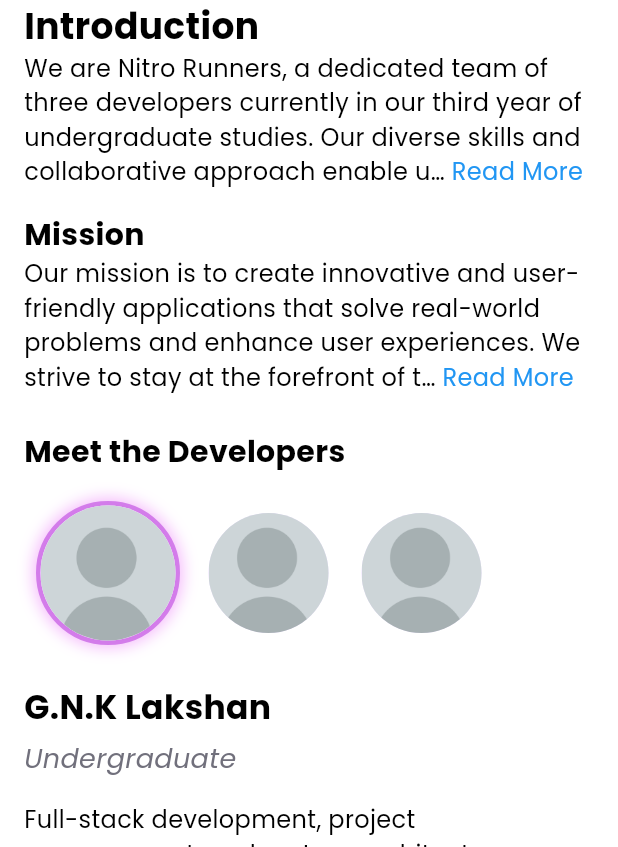
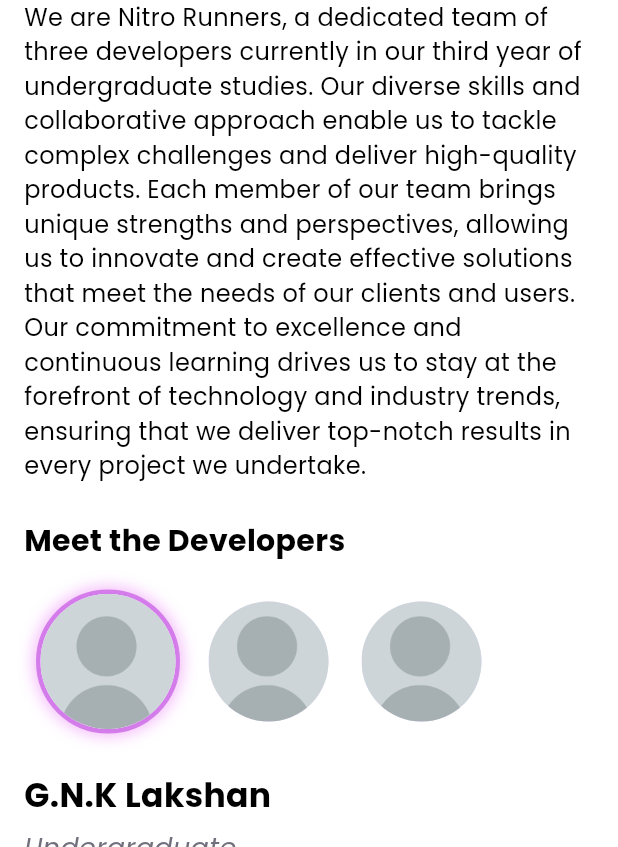
Before and after one commit to gnklakshan/KarConnect, a Flutter app: the AboutUsPage screen opened directly, on a phone screen of 412 x 824 dp, the part 389-1236 px from its top. Run offline on Flutter 3.47's test engine with Material 3 defaults, Android fonts, the light colour scheme and no system bars; drawn by our look-alikes of expandable_text; our stand-ins replace cloud_firestore, firebase_auth, firebase_core, get, get_storage, iconsax and 3 more; accounts and stored records are empty.

Commit message:
about page added

```diff
--- a/lib/features/dashboard/widgets_class/aboutus.dart
+++ b/lib/features/dashboard/widgets_class/aboutus.dart
@@ -49,36 +49,40 @@ class _AboutUsPageState extends State<AboutUsPage> {
             crossAxisAlignment: CrossAxisAlignment.start,
             children: [
               Image.asset('assets/logos/teamlogo.png'),
+              // const Text(
+              //   "Introduction",
+              //   style: TextStyle(fontSize: 24, fontWeight: FontWeight.bold),
+              // ),
+              // // const SizedBox(height: 16),
               const Text(
-                "Introduction",
-                style: TextStyle(fontSize: 24, fontWeight: FontWeight.bold),
+                "We are Nitro Runners, a dedicated team of three developers currently in our third year of undergraduate studies. Our diverse skills and collaborative approach enable us to tackle complex challenges and deliver high-quality products. Each member of our team brings unique strengths and perspectives, allowing us to innovate and create effective solutions that meet the needs of our clients and users. Our commitment to excellence and continuous learning drives us to stay at the forefront of technology and industry trends, ensuring that we deliver top-notch results in every project we undertake.",
+                style: TextStyle(
+                  fontSize: 16,
+                ),
+                textAlign: TextAlign.left,
               ),
+
+              // const ExpandableText(
+              //   "We are Nitro Runners, a dedicated team of three developers currently in our third year of undergraduate studies. Our diverse skills and collaborative approach enable us to tackle complex challenges and deliver high-quality products. Each member of our team brings unique strengths and perspectives, allowing us to innovate and create effective solutions that meet the needs of our clients and users. Our commitment to excellence and continuous learning drives us to stay at the forefront of technology and industry trends, ensuring that we deliver top-notch results in every project we undertake.",
+              //   expandText: 'Read More',
+              //   collapseText: 'Read Less',
+              //   maxLines: 4,
+              //   linkColor: Colors.blue,
+              //   style: TextStyle(fontSize: 16),
+              // ),
               // const SizedBox(height: 16),
               // const Text(
-              //   "We are Nitro Runners, a dedicated team of three developers currently in our third year of undergraduate studies. Our diverse skills and collaborative approach enable us to tackle complex challenges and deliver high-quality products. Each member of our team brings unique strengths and perspectives, allowing us to innovate and create effective solutions that meet the needs of our clients and users. Our commitment to excellence and continuous learning drives us to stay at the forefront of technology and industry trends, ensuring that we deliver top-notch results in every project we undertake.",
+              //   "Mission",
+              //   style: TextStyle(fontSize: 20, fontWeight: FontWeight.bold),
+              // ),
+              // const ExpandableText(
+              //   "Our mission is to create innovative and user-friendly applications that solve real-world problems and enhance user experiences. We strive to stay at the forefront of technology and industry trends, ensuring that our solutions are not only effective but also future-proof.",
+              //   expandText: 'Read More',
+              //   collapseText: 'Read Less',
+              //   maxLines: 4,
+              //   linkColor: Colors.blue,
               //   style: TextStyle(fontSize: 16),
               // ),
-              const ExpandableText(
-                "We are Nitro Runners, a dedicated team of three developers currently in our third year of undergraduate studies. Our diverse skills and collaborative approach enable us to tackle complex challenges and deliver high-quality products. Each member of our team brings unique strengths and perspectives, allowing us to innovate and create effective solutions that meet the needs of our clients and users. Our commitment to excellence and continuous learning drives us to stay at the forefront of technology and industry trends, ensuring that we deliver top-notch results in every project we undertake.",
-                expandText: 'Read More',
-                collapseText: 'Read Less',
-                maxLines: 4,
-                linkColor: Colors.blue,
-                style: TextStyle(fontSize: 16),
-              ),
-              const SizedBox(height: 16),
-              const Text(
-                "Mission",
-                style: TextStyle(fontSize: 20, fontWeight: FontWeight.bold),
-              ),
-              const ExpandableText(
-                "Our mission is to create innovative and user-friendly applications that solve real-world problems and enhance user experiences. We strive to stay at the forefront of technology and industry trends, ensuring that our solutions are not only effective but also future-proof.",
-                expandText: 'Read More',
-                collapseText: 'Read Less',
-                maxLines: 4,
-                linkColor: Colors.blue,
-                style: TextStyle(fontSize: 16),
-              ),
               const SizedBox(height: 24),
               const Text(
                 "Meet the Developers",
```
